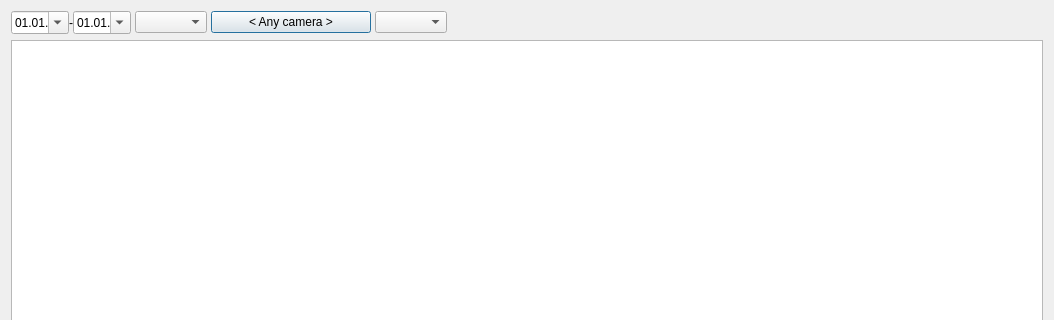
First picture: the form in client/src/ui/dialogs/event_log_dialog.ui, repository networkoptix/nx_open, before the edit; both pictures show x 0 to 1054 and y 0 to 320 of the 1054 by 719 pixel window.
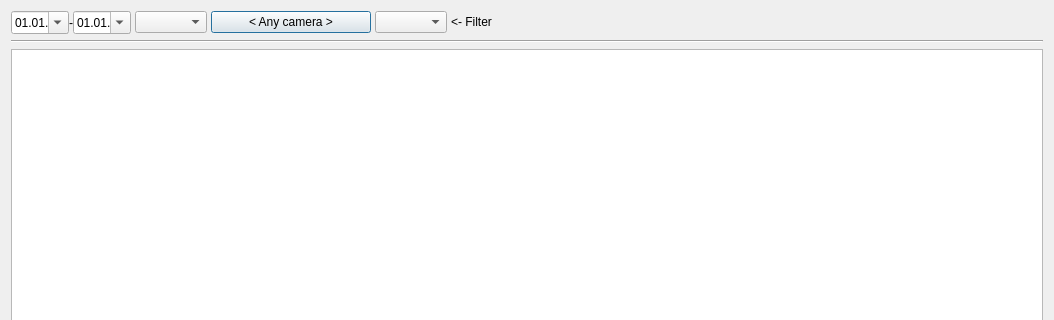
Second picture: the form after the edit. Custom widgets are drawn as their Qt base class.

Diff of the .ui file:
```diff
--- a/client/src/ui/dialogs/event_log_dialog.ui
+++ b/client/src/ui/dialogs/event_log_dialog.ui
@@ -93,7 +93,7 @@
      <item row="0" column="3">
       <widget class="QComboBox" name="actionComboBox"/>
      </item>
-     <item row="0" column="4">
+     <item row="0" column="5">
       <spacer name="horizontalSpacer">
        <property name="orientation">
         <enum>Qt::Horizontal</enum>
@@ -106,8 +106,22 @@
        </property>
       </spacer>
      </item>
+     <item row="0" column="4">
+      <widget class="QLabel" name="label">
+       <property name="text">
+        <string>&lt;- Filter</string>
+       </property>
+      </widget>
+     </item>
     </layout>
    </item>
+   <item>
+    <widget class="Line" name="line">
+     <property name="orientation">
+      <enum>Qt::Horizontal</enum>
+     </property>
+    </widget>
+   </item>
    <item>
     <widget class="QnTableView" name="gridEvents">
      <property name="mouseTracking">
```
